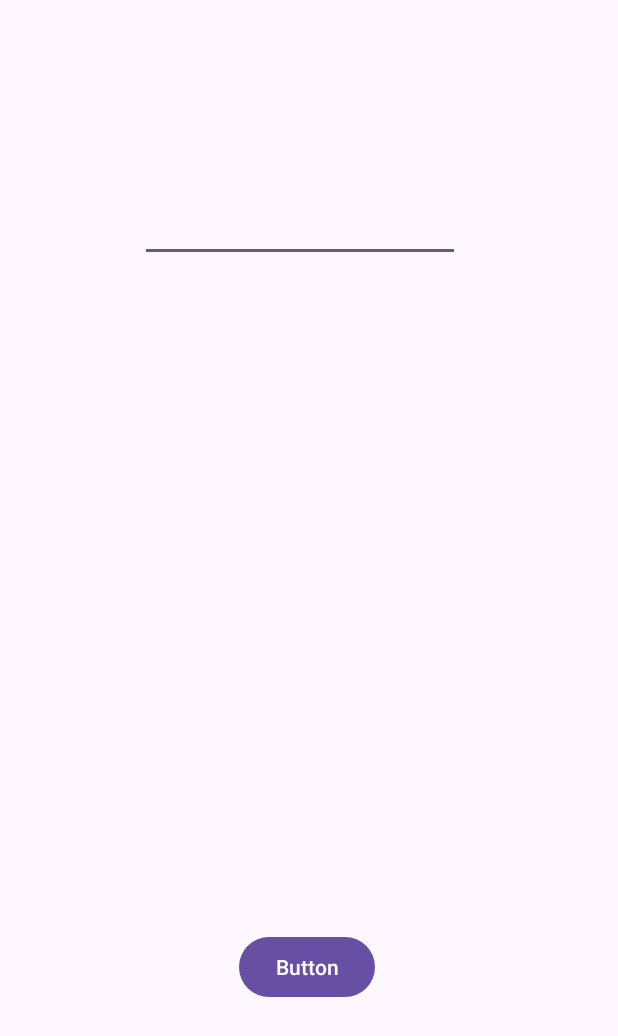
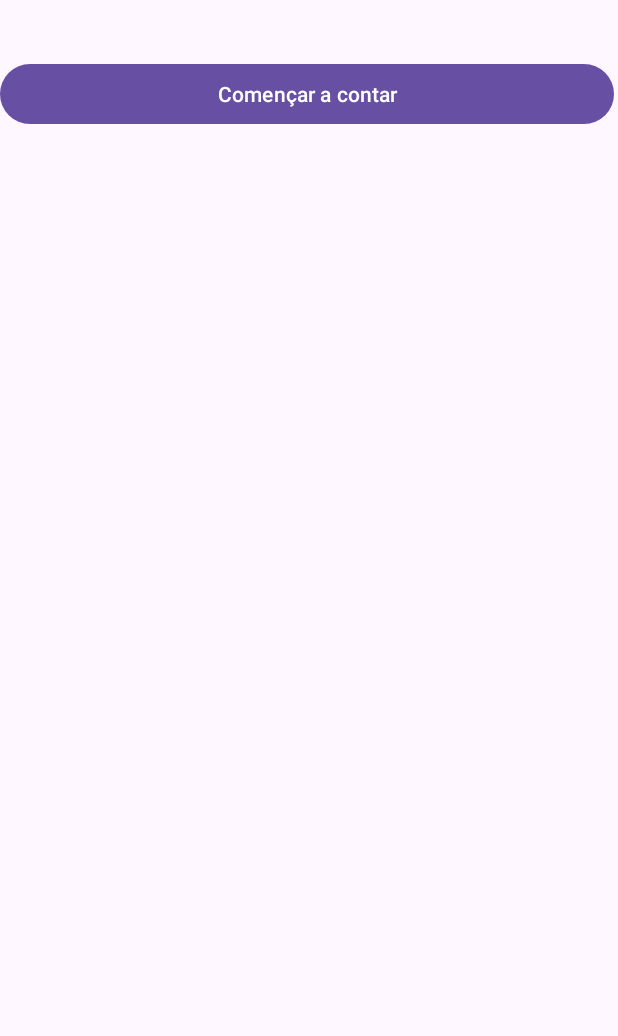
Before and after one commit to abdel1311fatah/App-Gestio-Fichar, an Android app: the layout activity_contador_hores.xml on its own in the app's theme, with its tools: preview values and no code run, on a phone screen of 412 x 824 dp. Shown: the top 1036 px of the screen. Run offline under Robolectric (Android 15) with nearby library versions, the phone set to English and light mode, and no system bars.

Commit message:
Fer lo de llegir el csv i contar hores

```diff
--- a/app/src/main/AndroidManifest.xml
+++ b/app/src/main/AndroidManifest.xml
@@ -15,6 +15,9 @@
         android:supportsRtl="true"
         android:theme="@style/Theme.App_Gestio_Fichar"
         tools:targetApi="31">
+        <activity
+            android:name=".Contador_Hores"
+            android:exported="false" />
         <activity
             android:name=".Crud"
             android:exported="false" />
--- a/app/src/main/java/com/example/app_gestio_fichar/Calculator.java
+++ b/app/src/main/java/com/example/app_gestio_fichar/Calculator.java
@@ -37,6 +37,7 @@ public class Calculator { // classe per validar l horari
                 contador++;
             }
         }
+
         if (contador == 0) { // no hi ha feina entre aquesta franja horaria, per lo que es temps de descans
             return true;
         }else{
--- a/app/src/main/java/com/example/app_gestio_fichar/Login.java
+++ b/app/src/main/java/com/example/app_gestio_fichar/Login.java
@@ -48,10 +48,8 @@ public class Login extends AppCompatActivity {
                         if (task.isSuccessful()) {
                             FirebaseUser user = mAuth.getCurrentUser();
                             if (user != null) {
-                                emailField.setText(user.getEmail());
-                                Toast.makeText(Login.this, "T' has loguejat correctament",
-                                        Toast.LENGTH_SHORT).show();
-                                // Portar a la pagina per a fichar hores
+                                Intent intent = new Intent(this, Contador_Hores.class);
+                                startActivity(intent);
                             }
                         } else {
                             Toast.makeText(Login.this, "El correu o la contrasenya son incorrectes",
--- a/app/src/main/java/com/example/app_gestio_fichar/MainActivity.java
+++ b/app/src/main/java/com/example/app_gestio_fichar/MainActivity.java
@@ -31,5 +31,11 @@ public class MainActivity extends AppCompatActivity {
         startActivity(intent);
 
     }
+    public void goToCount(View view) {
+
+        Intent intent = new Intent(this, Contador_Hores.class);
+        startActivity(intent);
+
+    }
 
 }
--- a/app/src/main/res/layout/activity_contador_hores.xml
+++ b/app/src/main/res/layout/activity_contador_hores.xml
@@ -4,52 +4,30 @@
     xmlns:tools="http://schemas.android.com/tools"
     android:layout_width="match_parent"
     android:layout_height="match_parent"
-    tools:context=".ContadorHores">
+    tools:context=".Contador_Hores">
 
-    <TextView
-        android:id="@+id/textViewId"
-        android:layout_width="wrap_content"
-        android:layout_height="wrap_content"
-        android:layout_marginStart="166dp"
-        android:layout_marginTop="442dp"
-        android:layout_marginEnd="187dp"
-        android:layout_marginBottom="270dp"
-        app:layout_constraintBottom_toBottomOf="parent"
-        app:layout_constraintEnd_toEndOf="parent"
-        app:layout_constraintHorizontal_bias="0.672"
-        app:layout_constraintStart_toStartOf="parent"
-        app:layout_constraintTop_toTopOf="parent"
-        app:layout_constraintVertical_bias="0.0" />
+    <LinearLayout
+        android:layout_width="409dp"
+        android:layout_height="201dp"
+        android:orientation="vertical"
+        tools:layout_editor_absoluteX="1dp"
+        tools:layout_editor_absoluteY="1dp">
 
-    <Button
-        android:id="@+id/filterByIdButton"
-        android:layout_width="wrap_content"
-        android:layout_height="wrap_content"
-        android:layout_marginStart="159dp"
-        android:layout_marginTop="528dp"
-        android:layout_marginEnd="162dp"
-        android:layout_marginBottom="155dp"
-        android:onClick="search"
-        android:text="Button"
-        app:layout_constraintBottom_toBottomOf="parent"
-        app:layout_constraintEnd_toEndOf="parent"
-        app:layout_constraintHorizontal_bias="0.0"
-        app:layout_constraintStart_toStartOf="parent"
-        app:layout_constraintTop_toTopOf="parent"
-        app:layout_constraintVertical_bias="1.0" />
+        <TextView
+            android:id="@+id/TextViewDNI"
+            android:layout_width="match_parent"
+            android:layout_height="wrap_content" />
 
-    <EditText
-        android:id="@+id/idForm"
-        android:layout_width="wrap_content"
-        android:layout_height="wrap_content"
-        android:layout_marginStart="95dp"
-        android:layout_marginTop="83dp"
-        android:layout_marginEnd="107dp"
-        android:layout_marginBottom="400dp"
-        android:ems="10"
-        android:inputType="numberSigned"
-        app:layout_constraintBottom_toTopOf="@+id/filterByIdButton"
-        app:layout_constraintEnd_toEndOf="parent"
-        app:layout_constraintStart_toStartOf="parent"
-        app:layout_constraintTop_toTopOf="parent" />
+        <TextView
+            android:id="@+id/TextViewEmail"
+            android:layout_width="match_parent"
+            android:layout_height="wrap_content" />
+
+        <Button
+            android:id="@+id/countBtn"
+            android:layout_width="match_parent"
+            android:layout_height="wrap_content"
+            android:onClick="contar"
+            android:text="Començar a contar" />
+    </LinearLayout>
 </androidx.constraintlayout.widget.ConstraintLayout>
```
Also changed, not shown: app/src/main/java/com/example/app_gestio_fichar/ContadorHores.java (deleted, +0 -34 lines), app/src/main/java/com/example/app_gestio_fichar/Contador_Hores.java (added, +87 -0 lines), app/src/main/java/com/example/app_gestio_fichar/Crud.java (+3 -8 lines), app/src/main/res/layout/activity_main.xml (+15 -2 lines), 1 other file.
